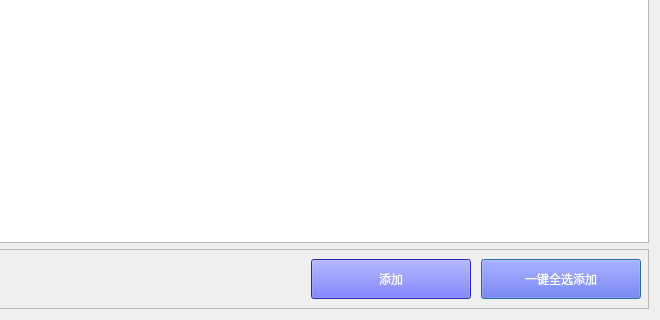
Qt form app/edit_gift/gui/dialog/add_gift_ui.ui (WanKaKa/IjsGiftWall) before a commit; both pictures show x 540 to 1200 and y 520 to 840 of the 1200 by 840 pixel window.
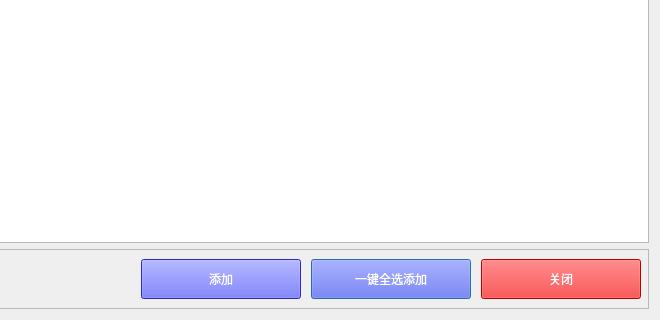
The same form after that commit.

```diff
--- a/app/edit_gift/gui/dialog/add_gift_ui.ui
+++ b/app/edit_gift/gui/dialog/add_gift_ui.ui
@@ -10,6 +10,18 @@
     <height>840</height>
    </rect>
   </property>
+  <property name="minimumSize">
+   <size>
+    <width>1200</width>
+    <height>0</height>
+   </size>
+  </property>
+  <property name="maximumSize">
+   <size>
+    <width>1200</width>
+    <height>16777215</height>
+   </size>
+  </property>
   <property name="windowTitle">
    <string>Dialog</string>
   </property>
@@ -642,7 +654,7 @@
        <widget class="QPushButton" name="add_all">
         <property name="geometry">
          <rect>
-          <x>1010</x>
+          <x>840</x>
           <y>10</y>
           <width>160</width>
           <height>40</height>
@@ -666,7 +678,7 @@
        <widget class="QPushButton" name="add">
         <property name="geometry">
          <rect>
-          <x>840</x>
+          <x>670</x>
           <y>10</y>
           <width>160</width>
           <height>40</height>
@@ -687,6 +699,30 @@
          <string>添加</string>
         </property>
        </widget>
+       <widget class="QPushButton" name="close_button">
+        <property name="geometry">
+         <rect>
+          <x>1010</x>
+          <y>10</y>
+          <width>160</width>
+          <height>40</height>
+         </rect>
+        </property>
+        <property name="minimumSize">
+         <size>
+          <width>0</width>
+          <height>0</height>
+         </size>
+        </property>
+        <property name="styleSheet">
+         <string notr="true">font: 12pt &quot;微软雅黑&quot;;
+color: rgb(255, 255, 255);
+background-color: rgb(255, 0, 0);</string>
+        </property>
+        <property name="text">
+         <string>关闭</string>
+        </property>
+       </widget>
       </widget>
      </item>
     </layout>
```
